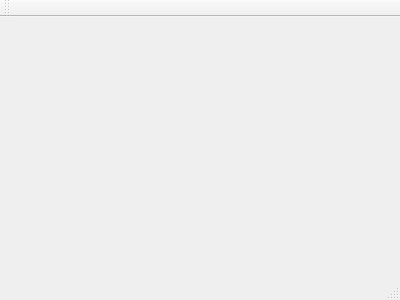
The window that mainwindow.ui (MuhammadAliMoutiry/QtCurvesCPP) describes before a commit, drawn with Qt 5.
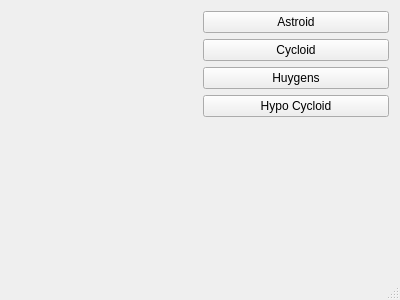
The same window after the commit. Custom widgets are drawn as their Qt base class.

Commit message: Render area is implemented

```diff
--- a/mainwindow.ui
+++ b/mainwindow.ui
@@ -12,13 +12,73 @@
   <property name="windowTitle" >
    <string>MainWindow</string>
   </property>
-  <widget class="QMenuBar" name="menuBar" />
-  <widget class="QToolBar" name="mainToolBar" />
-  <widget class="QWidget" name="centralWidget" />
-  <widget class="QStatusBar" name="statusBar" />
+  <widget class="QWidget" name="centralWidget">
+   <layout class="QGridLayout" name="gridLayout">
+    <item row="0" column="0">
+     <layout class="QHBoxLayout" name="horizontalLayout">
+      <item>
+       <widget class="RenderArea" name="renderArea" native="true"/>
+      </item>
+      <item>
+       <layout class="QVBoxLayout" name="verticalLayout">
+        <item>
+         <widget class="QPushButton" name="btnAstroid">
+          <property name="text">
+           <string>Astroid</string>
+          </property>
+         </widget>
+        </item>
+        <item>
+         <widget class="QPushButton" name="btnCycloid">
+          <property name="text">
+           <string>Cycloid</string>
+          </property>
+         </widget>
+        </item>
+        <item>
+         <widget class="QPushButton" name="btnHuygens">
+          <property name="text">
+           <string>Huygens</string>
+          </property>
+         </widget>
+        </item>
+        <item>
+         <widget class="QPushButton" name="btnHypo">
+          <property name="text">
+           <string>Hypo Cycloid</string>
+          </property>
+         </widget>
+        </item>
+        <item>
+         <spacer name="verticalSpacer">
+          <property name="orientation">
+           <enum>Qt::Vertical</enum>
+          </property>
+          <property name="sizeHint" stdset="0">
+           <size>
+            <width>20</width>
+            <height>40</height>
+           </size>
+          </property>
+         </spacer>
+        </item>
+       </layout>
+      </item>
+     </layout>
+    </item>
+   </layout>
+  </widget>
+  <widget class="QStatusBar" name="statusBar"/>
  </widget>
- <layoutDefault spacing="6" margin="11" />
- <pixmapfunction></pixmapfunction>
+ <layoutdefault spacing="6" margin="11"/>
+ <customwidgets>
+  <customwidget>
+   <class>RenderArea</class>
+   <extends>QWidget</extends>
+   <header location="global">renderarea.h</header>
+   <container>1</container>
+  </customwidget>
+ </customwidgets>
  <resources/>
  <connections/>
 </ui>
```
Left out of the diff: 7 changed lines with no effect on the pictures. The commit also changes 5 other files.
